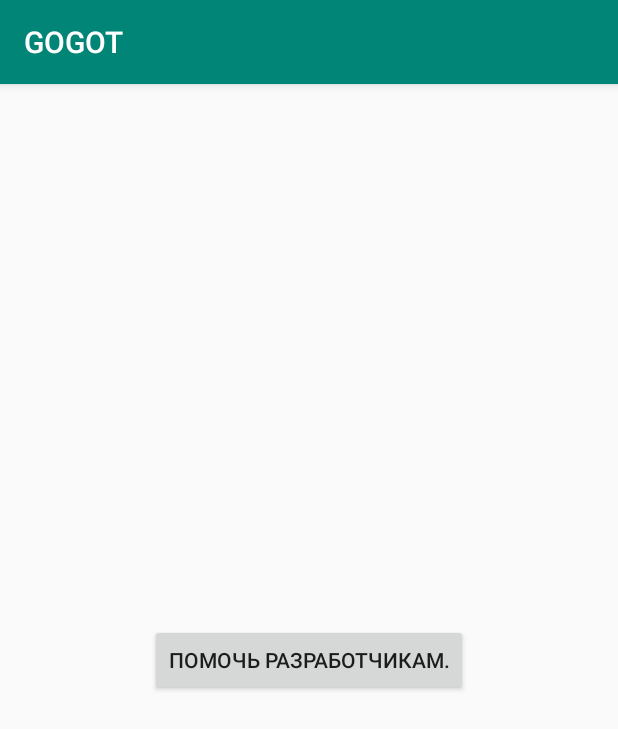
After one commit to ShaAndrey/javakruta, an Android app: the SettingsActivity screen opened directly, with no data from a screen before it, on a phone screen of 412 x 824 dp. The commit adds this screen. Shown: the top 729 px of the screen. Run offline under Robolectric (Android 15) with nearby library versions, the phone set to English and light mode, and no system bars.

Commit message:
Added settings page with donate button.

```diff
--- /dev/null
+++ b/GOGOT/app/src/main/java/com/example/gogot/ui/SettingsActivity.java
@@ -0,0 +1,31 @@
+package com.example.gogot.ui;
+
+import androidx.appcompat.app.AppCompatActivity;
+
+import android.content.Intent;
+import android.net.Uri;
+import android.os.Bundle;
+import android.widget.Button;
+
+import com.example.gogot.R;
+
+public class SettingsActivity extends AppCompatActivity {
+
+    @Override
+    protected void onCreate(Bundle savedInstanceState) {
+        super.onCreate(savedInstanceState);
+        setContentView(R.layout.activity_settings);
+        Button donateButton = findViewById(R.id.buttonDonate);
+        donateButton.setOnClickListener(v -> onDonateButton());
+    }
+
+    void onDonateButton() {
+        goToUrl("https://money.yandex.ru/quickpay/shop-widget?writer=seller&targets=%D0%9F%D0%BE%D0%BC%D0%BE%D1%89%D1%8C%20%D1%80%D0%B0%D0%B7%D1%80%D0%B0%D0%B1%D0%BE%D1%82%D1%87%D0%B8%D0%BA%D0%B0%D0%BC%20GOGOT%20%D0%B2%20%D0%BF%D1%80%D0%BE%D0%B4%D0%B2%D0%B8%D0%B6%D0%B5%D0%BD%D0%B8%D0%B8%20%D1%81%D0%B2%D0%BE%D0%B5%D0%B3%D0%BE%20%D0%BF%D1%80%D0%BE%D0%B5%D0%BA%D1%82%D0%B0&targets-hint=&default-sum=&button-text=11&payment-type-choice=on&hint=&successURL=&quickpay=shop&account=4100110379954126");
+    }
+
+    private void goToUrl(String url) {
+        Uri uriUrl = Uri.parse(url);
+        Intent launchBrowser = new Intent(Intent.ACTION_VIEW, uriUrl);
+        startActivity(launchBrowser);
+    }
+}
--- /dev/null
+++ b/GOGOT/app/src/main/res/layout/activity_settings.xml
@@ -0,0 +1,19 @@
+<?xml version="1.0" encoding="utf-8"?>
+<androidx.constraintlayout.widget.ConstraintLayout xmlns:android="http://schemas.android.com/apk/res/android"
+    xmlns:app="http://schemas.android.com/apk/res-auto"
+    xmlns:tools="http://schemas.android.com/tools"
+    android:layout_width="match_parent"
+    android:layout_height="match_parent"
+    tools:context=".ui.SettingsActivity">
+
+    <Button
+        android:id="@+id/buttonDonate"
+        android:layout_width="wrap_content"
+        android:layout_height="wrap_content"
+        android:text="@string/donate_button"
+        app:layout_constraintBottom_toBottomOf="parent"
+        app:layout_constraintEnd_toEndOf="parent"
+        app:layout_constraintHorizontal_bias="0.5"
+        app:layout_constraintStart_toStartOf="parent"
+        app:layout_constraintTop_toTopOf="parent" />
+</androidx.constraintlayout.widget.ConstraintLayout>
--- a/GOGOT/app/src/main/res/values/strings.xml
+++ b/GOGOT/app/src/main/res/values/strings.xml
@@ -11,4 +11,5 @@
     <string name="resume_game">Продолжить игру</string>
     <string name="game_ended">Игра окончена</string>
     <string name="you_cant_move_there">Вы не можете походить туда.</string>
+    <string name="donate_button">Помочь разработчикам.</string>
 </resources>
```
Also changed, not shown: GOGOT/app/src/main/AndroidManifest.xml (+9 -5 lines), GOGOT/app/src/main/java/com/example/gogot/ui/MainActivity.java (+8 -0 lines).
